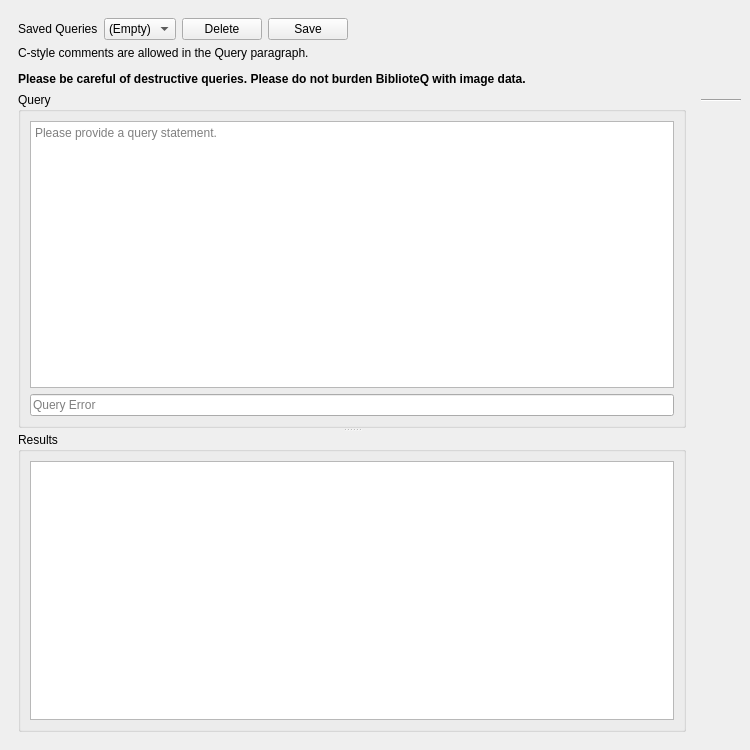
Before: the Qt Designer form UI/biblioteq_statistics.ui in textbrowser/biblioteq, drawn with Qt 5.
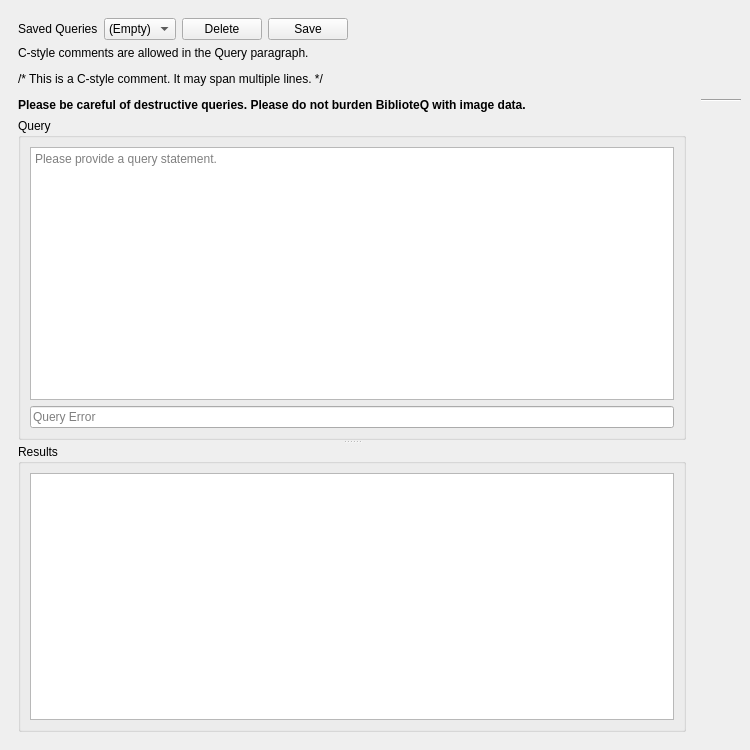
After: the same form once the commit is applied. Icons and pictures are not drawn. Custom widgets are drawn as their Qt base class.

```diff
--- a/UI/biblioteq_statistics.ui
+++ b/UI/biblioteq_statistics.ui
@@ -89,7 +89,7 @@
        <item>
         <widget class="QLabel" name="label_2">
          <property name="text">
-          <string>&lt;html&gt;&lt;head/&gt;&lt;body&gt;&lt;p&gt;C-style comments are allowed in the Query paragraph.&lt;/p&gt;&lt;p&gt;&lt;span style=&quot; font-weight:600;&quot;&gt;Please be careful of destructive queries. Please do not burden BiblioteQ with image data.&lt;/span&gt;&lt;/p&gt;&lt;/body&gt;&lt;/html&gt;</string>
+          <string>&lt;html&gt;&lt;head/&gt;&lt;body&gt;&lt;p&gt;C-style comments are allowed in the Query paragraph.&lt;/p&gt;&lt;p&gt;/* This is a C-style comment. It may span multiple lines. */&lt;/p&gt;&lt;p&gt;&lt;span style=&quot; font-weight:600;&quot;&gt;Please be careful of destructive queries. Please do not burden BiblioteQ with image data.&lt;/span&gt;&lt;/p&gt;&lt;/body&gt;&lt;/html&gt;</string>
          </property>
          <property name="wordWrap">
           <bool>true</bool>
```
